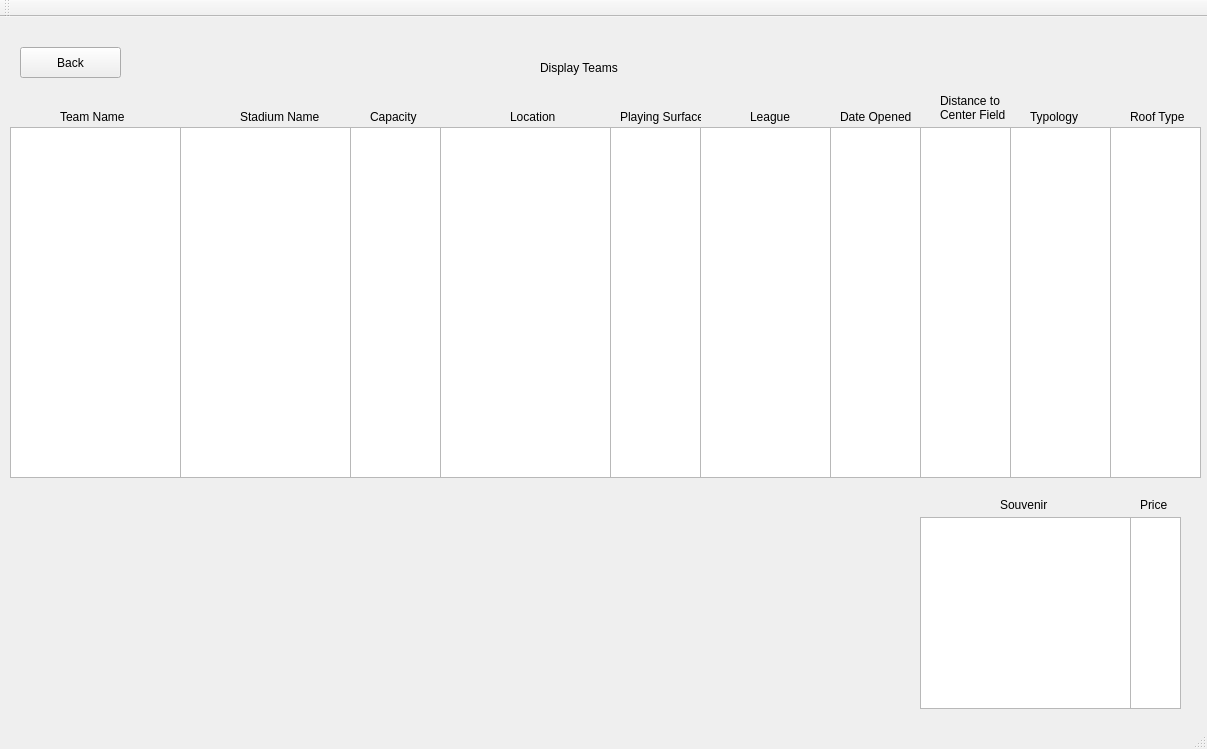
This is mlb/mainwindow.ui in seanRobC/ST6R-MLB as Qt 5 draws it before an edit. The edited form follows.
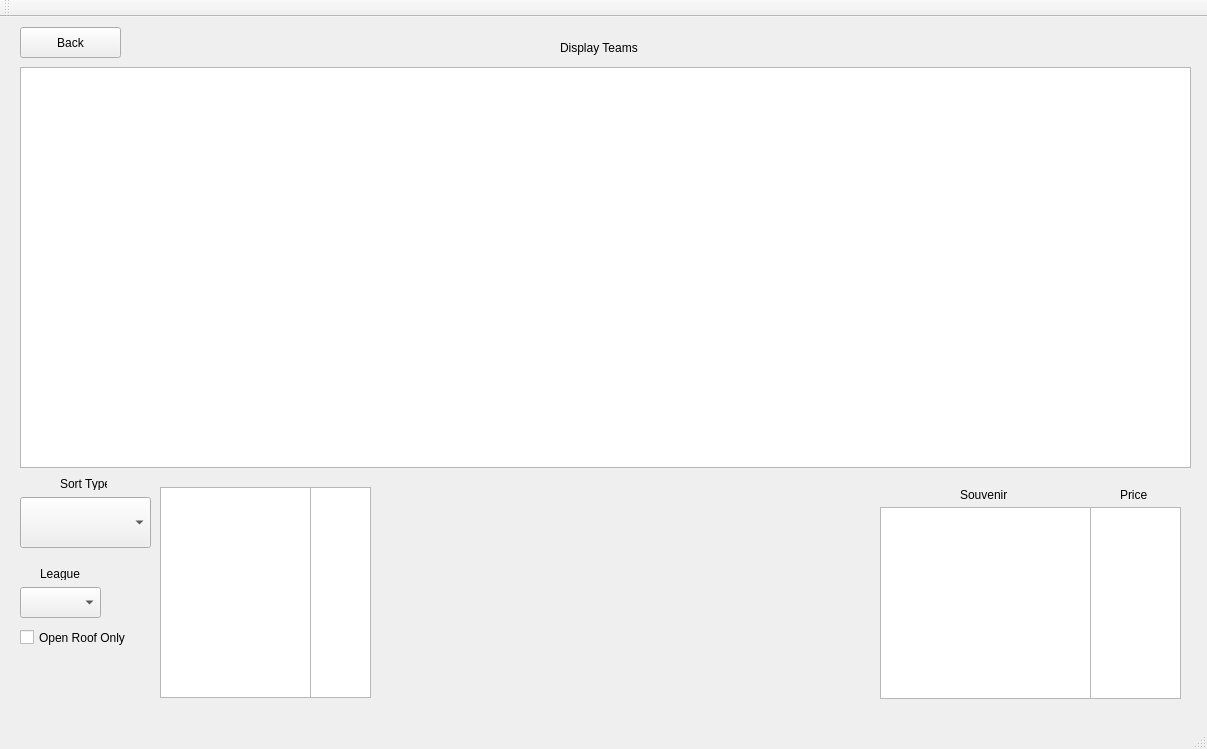
This is the edited form. The open tabs and pages were chosen to show the change.

Commit message:
The Display and Manage Features are complete
Now I must do the vacation feature in like 10 hours

```diff
--- a/mlb/mainwindow.ui
+++ b/mlb/mainwindow.ui
@@ -269,7 +269,7 @@
         <property name="geometry">
          <rect>
           <x>20</x>
-          <y>20</y>
+          <y>0</y>
           <width>101</width>
           <height>31</height>
          </rect>
@@ -281,8 +281,8 @@
        <widget class="QLabel" name="label_8">
         <property name="geometry">
          <rect>
-          <x>540</x>
-          <y>30</y>
+          <x>560</x>
+          <y>10</y>
           <width>101</width>
           <height>21</height>
          </rect>
@@ -294,241 +294,21 @@
        <widget class="QLabel" name="label_9">
         <property name="geometry">
          <rect>
-          <x>60</x>
-          <y>80</y>
-          <width>81</width>
-          <height>20</height>
+          <x>1120</x>
+          <y>460</y>
+          <width>71</width>
+          <height>16</height>
          </rect>
         </property>
         <property name="text">
-         <string>Team Name</string>
-        </property>
-       </widget>
-       <widget class="QLabel" name="label_10">
-        <property name="geometry">
-         <rect>
-          <x>240</x>
-          <y>80</y>
-          <width>81</width>
-          <height>20</height>
-         </rect>
-        </property>
-        <property name="text">
-         <string>Stadium Name</string>
-        </property>
-       </widget>
-       <widget class="QLabel" name="label_13">
-        <property name="geometry">
-         <rect>
-          <x>370</x>
-          <y>80</y>
-          <width>81</width>
-          <height>20</height>
-         </rect>
-        </property>
-        <property name="text">
-         <string>Capacity</string>
-        </property>
-       </widget>
-       <widget class="QLabel" name="label_14">
-        <property name="geometry">
-         <rect>
-          <x>510</x>
-          <y>80</y>
-          <width>81</width>
-          <height>20</height>
-         </rect>
-        </property>
-        <property name="text">
-         <string>Location</string>
-        </property>
-       </widget>
-       <widget class="QLabel" name="label_15">
-        <property name="geometry">
-         <rect>
-          <x>620</x>
-          <y>80</y>
-          <width>81</width>
-          <height>20</height>
-         </rect>
-        </property>
-        <property name="text">
-         <string>Playing Surface</string>
-        </property>
-       </widget>
-       <widget class="QLabel" name="label_16">
-        <property name="geometry">
-         <rect>
-          <x>750</x>
-          <y>80</y>
-          <width>81</width>
-          <height>20</height>
-         </rect>
-        </property>
-        <property name="text">
-         <string>League</string>
-        </property>
-       </widget>
-       <widget class="QLabel" name="label_17">
-        <property name="geometry">
-         <rect>
-          <x>840</x>
-          <y>80</y>
-          <width>81</width>
-          <height>20</height>
-         </rect>
-        </property>
-        <property name="text">
-         <string>Date Opened</string>
-        </property>
-       </widget>
-       <widget class="QLabel" name="label_18">
-        <property name="geometry">
-         <rect>
-          <x>940</x>
-          <y>60</y>
-          <width>81</width>
-          <height>41</height>
-         </rect>
-        </property>
-        <property name="text">
-         <string>Distance to Center Field</string>
-        </property>
-        <property name="wordWrap">
-         <bool>true</bool>
-        </property>
-       </widget>
-       <widget class="QLabel" name="label_19">
-        <property name="geometry">
-         <rect>
-          <x>1030</x>
-          <y>80</y>
-          <width>81</width>
-          <height>20</height>
-         </rect>
-        </property>
-        <property name="text">
-         <string>Typology</string>
-        </property>
-       </widget>
-       <widget class="QLabel" name="label_20">
-        <property name="geometry">
-         <rect>
-          <x>1130</x>
-          <y>80</y>
-          <width>81</width>
-          <height>20</height>
-         </rect>
-        </property>
-        <property name="text">
-         <string>Roof Type</string>
-        </property>
-       </widget>
-       <widget class="QListWidget" name="stadiumNameList">
-        <property name="geometry">
-         <rect>
-          <x>180</x>
-          <y>100</y>
-          <width>171</width>
-          <height>351</height>
-         </rect>
-        </property>
-       </widget>
-       <widget class="QListWidget" name="teamNameList">
-        <property name="geometry">
-         <rect>
-          <x>10</x>
-          <y>100</y>
-          <width>171</width>
-          <height>351</height>
-         </rect>
-        </property>
-       </widget>
-       <widget class="QListWidget" name="locationList">
-        <property name="geometry">
-         <rect>
-          <x>440</x>
-          <y>100</y>
-          <width>171</width>
-          <height>351</height>
-         </rect>
-        </property>
-       </widget>
-       <widget class="QListWidget" name="capacityList">
-        <property name="geometry">
-         <rect>
-          <x>350</x>
-          <y>100</y>
-          <width>91</width>
-          <height>351</height>
-         </rect>
-        </property>
-       </widget>
-       <widget class="QListWidget" name="surfaceList">
-        <property name="geometry">
-         <rect>
-          <x>610</x>
-          <y>100</y>
-          <width>91</width>
-          <height>351</height>
-         </rect>
-        </property>
-       </widget>
-       <widget class="QListWidget" name="dateList">
-        <property name="geometry">
-         <rect>
-          <x>830</x>
-          <y>100</y>
-          <width>91</width>
-          <height>351</height>
-         </rect>
-        </property>
-       </widget>
-       <widget class="QListWidget" name="centerFieldList">
-        <property name="geometry">
-         <rect>
-          <x>920</x>
-          <y>100</y>
-          <width>91</width>
-          <height>351</height>
-         </rect>
-        </property>
-       </widget>
-       <widget class="QListWidget" name="roofTypeList">
-        <property name="geometry">
-         <rect>
-          <x>1110</x>
-          <y>100</y>
-          <width>91</width>
-          <height>351</height>
-         </rect>
-        </property>
-       </widget>
-       <widget class="QListWidget" name="typologyList">
-        <property name="geometry">
-         <rect>
-          <x>1010</x>
-          <y>100</y>
-          <width>101</width>
-          <height>351</height>
-         </rect>
-        </property>
-       </widget>
-       <widget class="QListWidget" name="leagueList">
-        <property name="geometry">
-         <rect>
-          <x>700</x>
-          <y>100</y>
-          <width>131</width>
-          <height>351</height>
-         </rect>
+         <string>Price</string>
         </property>
        </widget>
        <widget class="QListWidget" name="souvenirList">
         <property name="geometry">
          <rect>
-          <x>920</x>
-          <y>490</y>
+          <x>880</x>
+          <y>480</y>
           <width>211</width>
           <height>192</height>
          </rect>
@@ -537,18 +317,51 @@
        <widget class="QListWidget" name="priceList">
         <property name="geometry">
          <rect>
-          <x>1130</x>
-          <y>490</y>
-          <width>51</width>
+          <x>1090</x>
+          <y>480</y>
+          <width>91</width>
           <height>192</height>
          </rect>
         </property>
        </widget>
-       <widget class="QLabel" name="label_21">
+       <widget class="QComboBox" name="leagueBox">
         <property name="geometry">
          <rect>
-          <x>1000</x>
+          <x>20</x>
+          <y>560</y>
+          <width>81</width>
+          <height>31</height>
+         </rect>
+        </property>
+       </widget>
+       <widget class="QCheckBox" name="openRoofOnly">
+        <property name="geometry">
+         <rect>
+          <x>20</x>
+          <y>590</y>
+          <width>111</width>
+          <height>41</height>
+         </rect>
+        </property>
+        <property name="text">
+         <string>Open Roof Only</string>
+        </property>
+       </widget>
+       <widget class="QComboBox" name="sortTypeBox">
+        <property name="geometry">
+         <rect>
+          <x>20</x>
           <y>470</y>
+          <width>131</width>
+          <height>51</height>
+         </rect>
+        </property>
+       </widget>
+       <widget class="QLabel" name="label_29">
+        <property name="geometry">
+         <rect>
+          <x>960</x>
+          <y>460</y>
           <width>71</width>
           <height>16</height>
          </rect>
@@ -557,17 +370,76 @@
          <string>Souvenir</string>
         </property>
        </widget>
-       <widget class="QLabel" name="label_22">
+       <widget class="QStackedWidget" name="centerFieldStacked">
         <property name="geometry">
          <rect>
-          <x>1140</x>
-          <y>470</y>
-          <width>71</width>
-          <height>16</height>
+          <x>160</x>
+          <y>450</y>
+          <width>231</width>
+          <height>231</height>
          </rect>
         </property>
+        <property name="currentIndex">
+         <number>1</number>
+        </property>
+        <widget class="QWidget" name="page_2"/>
+        <widget class="QWidget" name="hidden_2">
+         <widget class="QListWidget" name="stadiumNameList">
+          <property name="geometry">
+           <rect>
+            <x>0</x>
+            <y>10</y>
+            <width>151</width>
+            <height>211</height>
+           </rect>
+          </property>
+         </widget>
+         <widget class="QListWidget" name="centerFieldList">
+          <property name="geometry">
+           <rect>
+            <x>150</x>
+            <y>10</y>
+            <width>61</width>
+            <height>211</height>
+           </rect>
+          </property>
+         </widget>
+        </widget>
+       </widget>
+       <widget class="QTableWidget" name="displayTable">
+        <property name="geometry">
+         <rect>
+          <x>20</x>
+          <y>40</y>
+          <width>1171</width>
+          <height>401</height>
+         </rect>
+        </property>
+       </widget>
+       <widget class="QLabel" name="label_25">
+        <property name="geometry">
+         <rect>
+          <x>40</x>
+          <y>540</y>
+          <width>47</width>
+          <height>13</height>
+         </rect>
+        </property>
         <property name="text">
-         <string>Price</string>
+         <string>League</string>
+        </property>
+       </widget>
+       <widget class="QLabel" name="label_26">
+        <property name="geometry">
+         <rect>
+          <x>60</x>
+          <y>450</y>
+          <width>47</width>
+          <height>13</height>
+         </rect>
+        </property>
+        <property name="text">
+         <string>Sort Type</string>
         </property>
        </widget>
       </widget>
```
Left out of the diff: 2 changed lines with no effect on the pictures. The commit also changes 3 other files.
